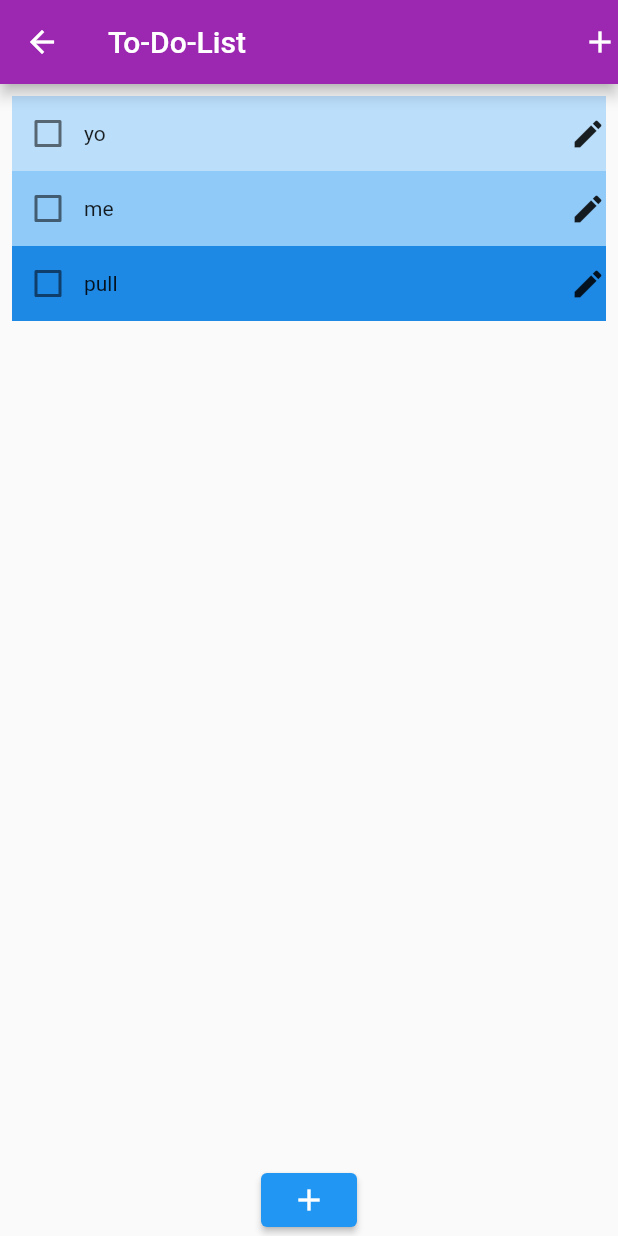
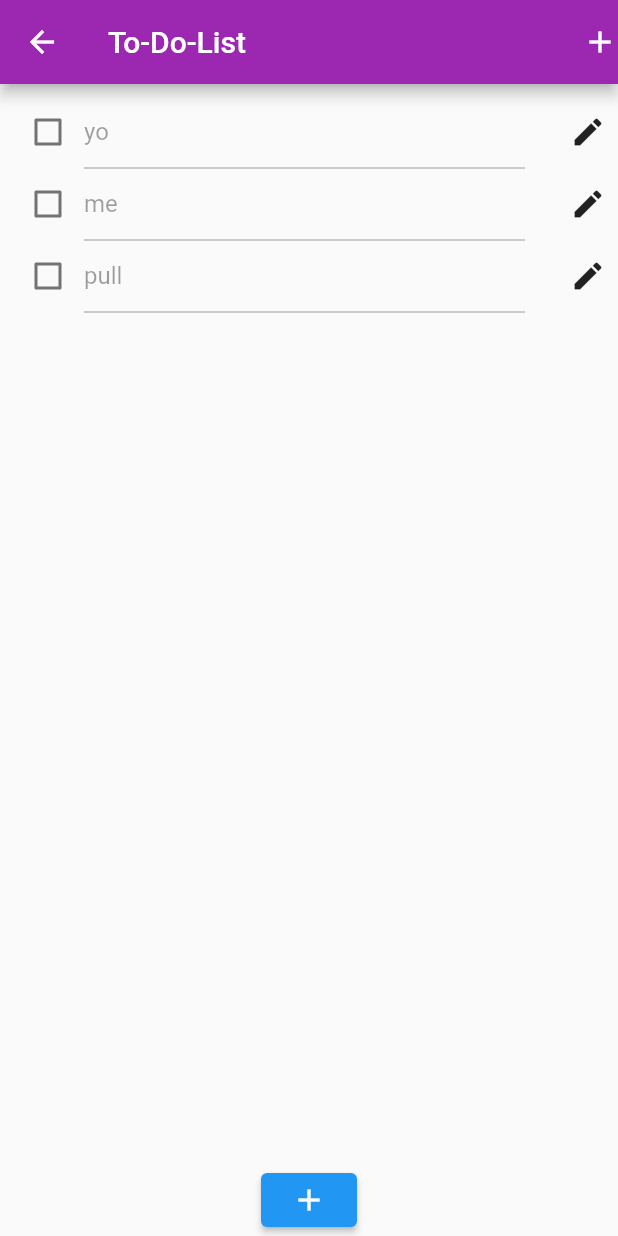
Before and after one commit to talvin-svg/login, a Flutter app: the Todo screen opened by its route, on a phone screen of 412 x 824 dp. Run offline on Flutter 3.47's test engine with Material 2 defaults, Android fonts, the phone set to English and light mode, and no system bars.

Commit message:
new update
removed user.dart and created new activity.dart that holds a textform widget used across the app

```diff
--- /dev/null
+++ b/lib/activity.dart
@@ -0,0 +1,33 @@
+import 'package:flutter/material.dart';
+
+class TodoActivity extends StatelessWidget {
+
+ const TodoActivity({Key? key, required this.title, required this.what}) : super(key: key);
+final String title;
+final bool what;
+  @override
+  Widget build(BuildContext context) {
+  TextEditingController controller = TextEditingController();
+
+@override
+void dispose(){
+
+  controller.dispose();
+}
+  return TextFormField(
+    controller: TextEditingController(text: title) ,
+     validator: ((value) => value == null || value.isEmpty ? 'Please enter some text' : null),
+        textAlign: TextAlign.start,
+                decoration:  InputDecoration(
+                // labelText: "new todo",
+                 enabled: what,
+                 ),
+                //  initialValue: title,
+  );
+  }
+
+
+
+
+
+}
--- a/lib/todo.dart
+++ b/lib/todo.dart
@@ -1,5 +1,5 @@
-import 'dart:math';
 
+import 'activity.dart';
 import 'package:flutter/material.dart';
 
 var size = const SizedBox(height: 10);
@@ -42,9 +42,19 @@ class _TodoosState extends State<Todoos> {
 
 
 TextEditingController contollerInput = TextEditingController();
-  final List<String> entries = <String>['yo','me','pull'];
+
+@override
+void dispose(){
+  //this method cleans up the controller when the widget is removed fromt the widget tree
+  contollerInput.dispose();
+  super.dispose();
+}
+
+   List<String> entries = <String>['yo','me','pull'];
+  // final List<TodoActivity> todooos = <TodoActivity>[];
 final List<int> colorCodes = <int>[100,200,600];
-
+  bool _isEnabled = true;
+  bool _notEnabled = false;
 void addItemToList(){
   setState(() {
     entries.insert(0, contollerInput.text);
@@ -61,22 +71,38 @@ void addItemToList(){
            padding: const EdgeInsets.all(8),
         itemCount: entries.length,
         itemBuilder:(context, index) =>
-           Container(
-                   height: 50,
-                   color: Colors.blue[colorCodes[index]],
-                   child:  Row(
+          //  Container(
+          //          height: 50,
+          //          color: Colors.blue[colorCodes[index]],
+          //          child:  Row(
 
+          //            children: [
+          //            const MyStatefulWidget(),
+          //               Text(entries[index]),
+          //               const Spacer(),
+          //              GestureDetector(
+          //                child:
+          //                 const Icon(
+          //                   Icons.edit))
+          //            ],
+
+          //  ),
+          //  )
+         Row(
            children: [
              const MyStatefulWidget(),
-                        Text(entries[index]),
-                        const Spacer(),
+             Expanded(child: TodoActivity(title: entries[index], what: _notEnabled)),
+             const SizedBox(width: 30,),
                GestureDetector(
+                //  onTap: () {
+                //    setState(() {
+                //      what : _isEnabeld;
+                //    });
+                //  },
                          child:
                           const Icon(
                             Icons.edit))
            ],
-
-           ),
          )
     ),
 
@@ -88,6 +114,7 @@ void addItemToList(){
       return AlertDialog(
         title: const Text("Create new TODO"),
         content: TextFormField(
+          enabled: true,
           controller: contollerInput,
           decoration: const InputDecoration(
             border: OutlineInputBorder(),
@@ -99,6 +126,8 @@ void addItemToList(){
             onPressed: (){
           addItemToList();
           Navigator.pop(context);
+          contollerInput.clear();
+
             },
             child: const Text('OK'),
             style: ButtonStyle(
@@ -107,6 +136,8 @@ Navigator.pop(context);
             ),ElevatedButton(
             onPressed: (){
        Navigator.pop(context);
+       contollerInput.clear();
+
             },
             child: const Text('Cancel'),
             style: ButtonStyle(
```
Also changed, not shown: lib/main.dart (+4 -4 lines), lib/user.dart (deleted, +0 -11 lines). Lines whose indentation alone changed are shown as unchanged.
